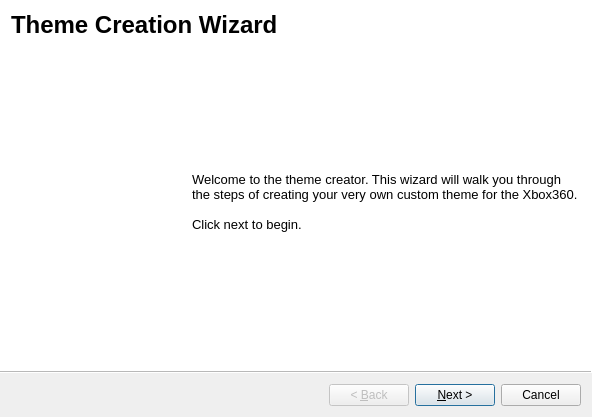
First picture: the form in Velocity/themecreationwizard.ui, repository hetelek/Velocity, before the edit.
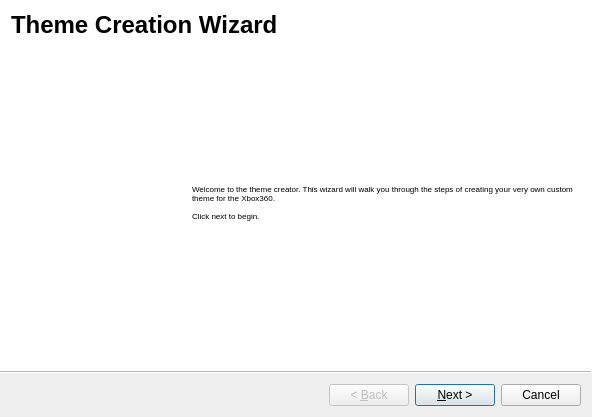
Second picture: the form after the edit. Icons and pictures are not drawn.

Commit message: Made changes to the Wizard UIs on OS X

```diff
--- a/Velocity/themecreationwizard.ui
+++ b/Velocity/themecreationwizard.ui
@@ -84,13 +84,9 @@
          </font>
         </property>
         <property name="text">
-         <string>&lt;!DOCTYPE HTML PUBLIC &quot;-//W3C//DTD HTML 4.0//EN&quot; &quot;http://www.w3.org/TR/REC-html40/strict.dtd&quot;&gt;
-&lt;html&gt;&lt;head&gt;&lt;meta name=&quot;qrichtext&quot; content=&quot;1&quot; /&gt;&lt;style type=&quot;text/css&quot;&gt;
-p, li { white-space: pre-wrap; }
-&lt;/style&gt;&lt;/head&gt;&lt;body style=&quot; font-family:'Ubuntu'; font-size:6pt; font-weight:400; font-style:normal;&quot;&gt;
-&lt;p style=&quot; margin-top:0px; margin-bottom:0px; margin-left:0px; margin-right:0px; -qt-block-indent:0; text-indent:0px;&quot;&gt;&lt;span style=&quot; font-family:'MS Shell Dlg 2'; font-size:10pt;&quot;&gt;Welcome to the theme creator. This wizard will walk you through the steps of creating your very own custom theme for the Xbox360.&lt;/span&gt;&lt;/p&gt;
-&lt;p style=&quot;-qt-paragraph-type:empty; margin-top:0px; margin-bottom:0px; margin-left:0px; margin-right:0px; -qt-block-indent:0; text-indent:0px; font-family:'MS Shell Dlg 2'; font-size:10pt;&quot;&gt;&lt;br /&gt;&lt;/p&gt;
-&lt;p style=&quot; margin-top:0px; margin-bottom:0px; margin-left:0px; margin-right:0px; -qt-block-indent:0; text-indent:0px;&quot;&gt;&lt;span style=&quot; font-family:'MS Shell Dlg 2'; font-size:10pt;&quot;&gt;Click next to begin.&lt;/span&gt;&lt;/p&gt;&lt;/body&gt;&lt;/html&gt;</string>
+         <string>Welcome to the theme creator. This wizard will walk you through the steps of creating your very own custom theme for the Xbox360.
+
+Click next to begin.</string>
         </property>
         <property name="wordWrap">
          <bool>true</bool>
```
The commit also changes 4 other files.
